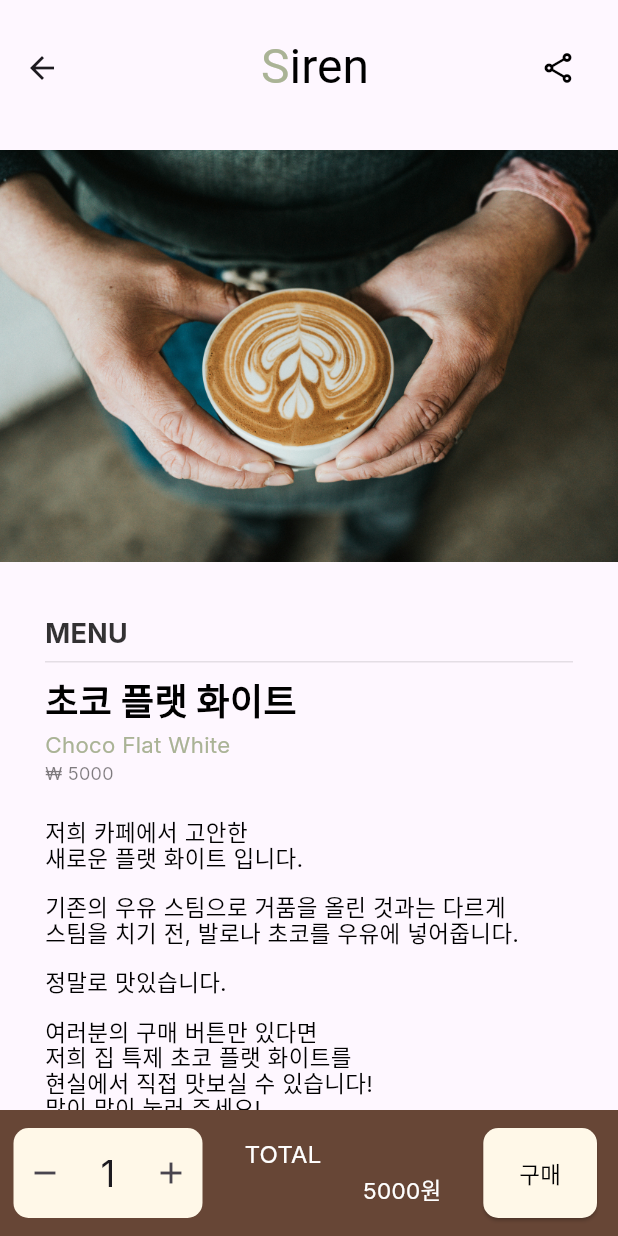
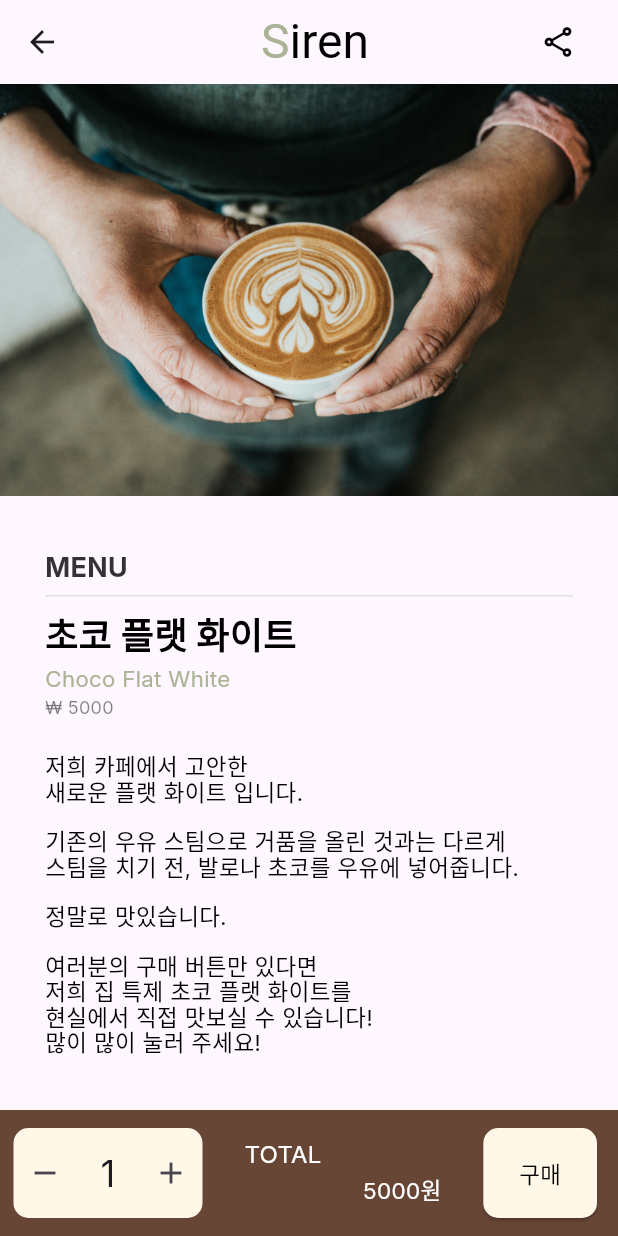
Before and after one commit to Hamiric/SirenOrder_Team4, a Flutter app: the ItemDetailPage screen opened by its route, on a phone screen of 412 x 824 dp. Run offline on Flutter 3.47's test engine with Material 3 defaults, Android fonts, the phone set to English and light mode, and no system bars; our stand-ins replace image_picker.

```diff
--- a/lib/item_detail_page/item_detail_page.dart
+++ b/lib/item_detail_page/item_detail_page.dart
@@ -24,7 +24,9 @@ class _ItemDetailPageState extends State<ItemDetailPage> {
   @override
   Widget build(BuildContext context) {
     return Scaffold(
-      appBar: SirenAppBar(),
+      appBar: SirenAppBar(
+        onAcionPressed: () {},
+      ),
       body: Column(
         children: [
           Expanded(
--- a/lib/item_detail_page/widget/siren_app_bar.dart
+++ b/lib/item_detail_page/widget/siren_app_bar.dart
@@ -1,15 +1,18 @@
 import 'package:flutter/material.dart';
 
-class SirenAppBar extends StatelessWidget implements PreferredSizeWidget{
-  const SirenAppBar({super.key});
+class SirenAppBar extends StatelessWidget implements PreferredSizeWidget {
+  final VoidCallback? onAcionPressed;
+  final IconData actionIcon;
+
+  const SirenAppBar({
+    super.key,
+    this.onAcionPressed,
+    this.actionIcon = Icons.share_outlined, // 기본 아이콘임. AppBar안에 actionIcon: Icons.아이콘이름, /n onActionPressed: (){}, 이렇게 변경해서 사용함
+  });
 
   @override
   Widget build(BuildContext context) {
-    return PreferredSize(
-      preferredSize: const Size.fromHeight(100),
-      child: Padding(
-        padding: const EdgeInsets.only(top: 17),
-        child: AppBar(
+    return AppBar(
         backgroundColor: Colors.transparent,
         title: Row(
           crossAxisAlignment: CrossAxisAlignment.center,
@@ -35,16 +38,13 @@ class SirenAppBar extends StatelessWidget implements PreferredSizeWidget{
               ]),
             ),
             IconButton(
-                  icon: const Icon(Icons.share_outlined, color: Colors.black),
-                  onPressed: () {},
+              icon: Icon(actionIcon, color: Colors.black),
+              onPressed: onAcionPressed,
             ),
           ],
-            )),
-      ),
-    );
+        ));
   }
-
   @override
-  Size get preferredSize => const Size.fromHeight(100);
+  Size get preferredSize => const Size.fromHeight(kToolbarHeight); // 기본 AppBar 높이
 
 }
```
Lines whose indentation alone changed are shown as unchanged.
